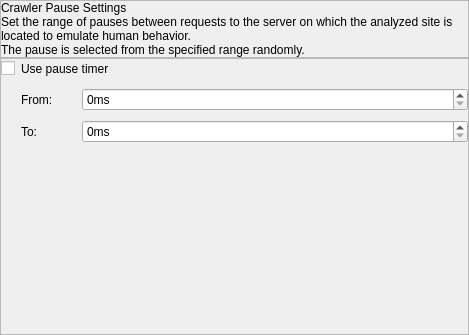
First picture: the form in seospider/ui/crawler_pause_settings_widget.ui, repository andrascii/RiveSolutions_SEO_Spider, before the edit.
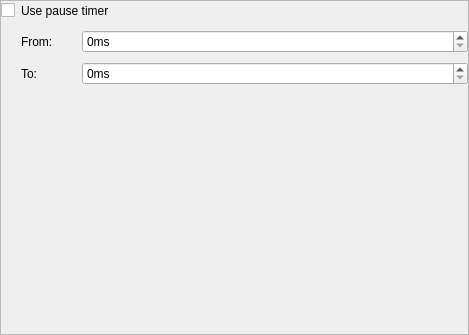
Second picture: the form after the edit.

What changed in the file:
```diff
--- a/seospider/ui/crawler_pause_settings_widget.ui
+++ b/seospider/ui/crawler_pause_settings_widget.ui
@@ -29,67 +29,6 @@
    <property name="bottomMargin">
     <number>0</number>
    </property>
-   <item>
-    <widget class="QFrame" name="headerFrame">
-     <property name="minimumSize">
-      <size>
-       <width>0</width>
-       <height>0</height>
-      </size>
-     </property>
-     <property name="maximumSize">
-      <size>
-       <width>16777215</width>
-       <height>16777215</height>
-      </size>
-     </property>
-     <property name="frameShape">
-      <enum>QFrame::StyledPanel</enum>
-     </property>
-     <property name="frameShadow">
-      <enum>QFrame::Raised</enum>
-     </property>
-     <layout class="QVBoxLayout" name="verticalLayout_2">
-      <property name="spacing">
-       <number>0</number>
-      </property>
-      <property name="leftMargin">
-       <number>0</number>
-      </property>
-      <property name="topMargin">
-       <number>0</number>
-      </property>
-      <property name="rightMargin">
-       <number>0</number>
-      </property>
-      <property name="bottomMargin">
-       <number>0</number>
-      </property>
-      <item>
-       <layout class="QVBoxLayout" name="verticalLayout">
-        <item>
-         <widget class="QLabel" name="headerName">
-          <property name="text">
-           <string>Crawler Pause Settings</string>
-          </property>
-         </widget>
-        </item>
-        <item>
-         <widget class="QLabel" name="text">
-          <property name="text">
-           <string>Set the range of pauses between requests to the server on which the analyzed site is located to emulate human behavior.
-The pause is selected from the specified range randomly.</string>
-          </property>
-          <property name="wordWrap">
-           <bool>true</bool>
-          </property>
-         </widget>
-        </item>
-       </layout>
-      </item>
-     </layout>
-    </widget>
-   </item>
    <item>
     <widget class="QFrame" name="settingsFrame">
      <property name="frameShape">
```
